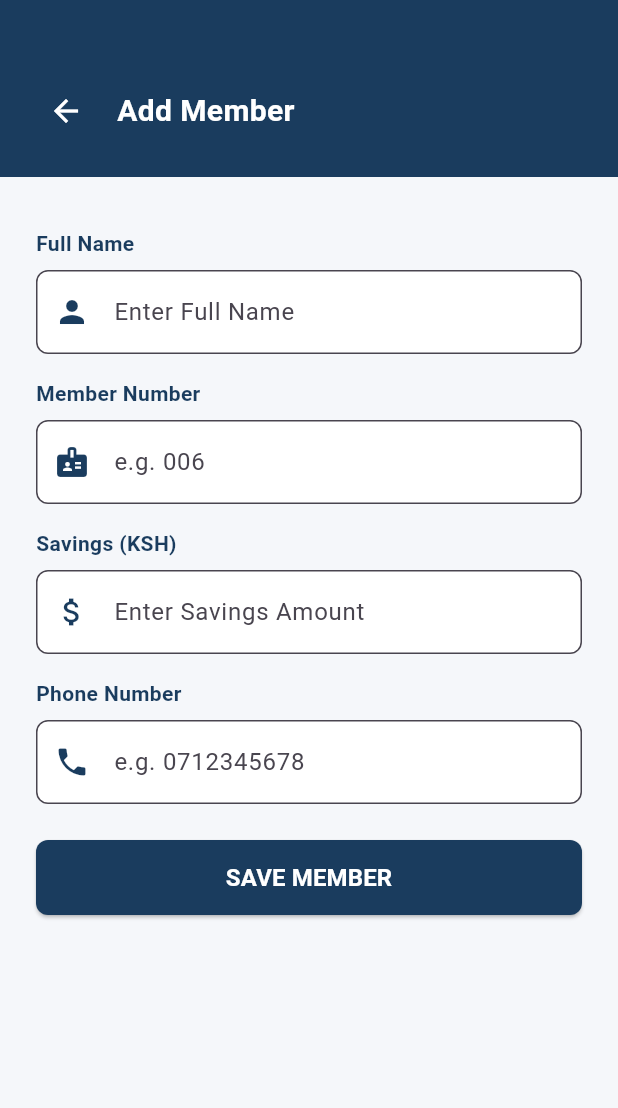
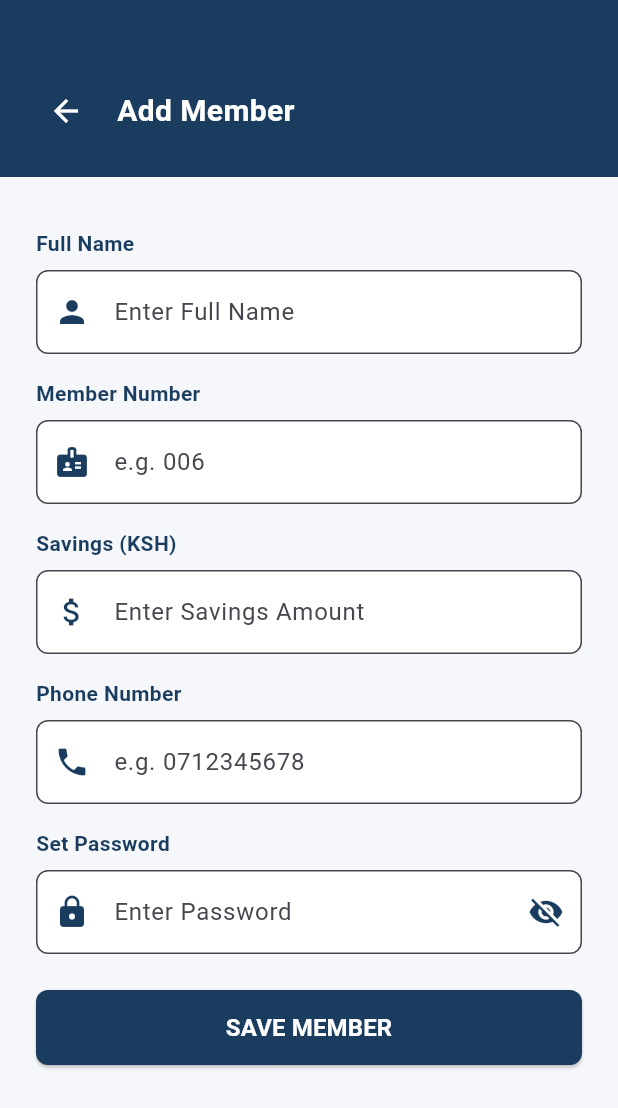
Before and after one commit to meitayaverizon892-create/sacco-app, a Flutter app: the AddEditMemberScreen screen opened directly, on a phone screen of 412 x 824 dp. Shown: the top 1108 px of the screen. Run offline on Flutter 3.47's test engine with Material 3 defaults, Android fonts, the phone set to English and light mode, and no system bars; our stand-ins replace connectivity_plus, sqflite; missing offline and left inert: bcrypt; accounts and stored records are empty.

Commit message:
Week 7: Database normalization (Members/Loans/Transactions) + bcrypt password hashing

```diff
--- /dev/null
+++ b/lib/models/loan.dart
@@ -0,0 +1,47 @@
+class Loan {
+  int? id;
+  int memberId; // Foreign key -> members.id
+  double amount;
+  String purpose;
+  int durationMonths;
+  String guarantorName;
+  String status; // Pending, Approved, Rejected
+  String dateApplied;
+
+  Loan({
+    this.id,
+    required this.memberId,
+    required this.amount,
+    required this.purpose,
+    required this.durationMonths,
+    required this.guarantorName,
+    this.status = 'Pending',
+    required this.dateApplied,
+  });
+
+  Map<String, dynamic> toMap() {
+    return {
+      'id': id,
+      'memberId': memberId,
+      'amount': amount,
+      'purpose': purpose,
+      'durationMonths': durationMonths,
+      'guarantorName': guarantorName,
+      'status': status,
+      'dateApplied': dateApplied,
+    };
+  }
+
+  factory Loan.fromMap(Map<String, dynamic> map) {
+    return Loan(
+      id: map['id'],
+      memberId: map['memberId'],
+      amount: map['amount'],
+      purpose: map['purpose'],
+      durationMonths: map['durationMonths'],
+      guarantorName: map['guarantorName'],
+      status: map['status'],
+      dateApplied: map['dateApplied'],
+    );
+  }
+}
--- a/lib/models/member.dart
+++ b/lib/models/member.dart
@@ -4,6 +4,7 @@ class Member {
   String memberNumber;
   double savings;
   String phone;
+  String? passwordHash; // Hashed with bcrypt - never store plain text
 
   Member({
     this.id,
@@ -11,9 +12,9 @@ class Member {
     required this.memberNumber,
     required this.savings,
     required this.phone,
+    this.passwordHash,
   });
 
-  // Convert a Member into a Map (for saving to database)
   Map<String, dynamic> toMap() {
     return {
       'id': id,
@@ -21,10 +22,10 @@ class Member {
       'memberNumber': memberNumber,
       'savings': savings,
       'phone': phone,
+      'passwordHash': passwordHash,
     };
   }
 
-  // Convert a Map (from database) into a Member object
   factory Member.fromMap(Map<String, dynamic> map) {
     return Member(
       id: map['id'],
@@ -32,6 +33,7 @@ class Member {
       memberNumber: map['memberNumber'],
       savings: map['savings'],
       phone: map['phone'],
+      passwordHash: map['passwordHash'],
     );
   }
 }
--- /dev/null
+++ b/lib/models/sacco_transaction.dart
@@ -0,0 +1,35 @@
+class SaccoTransaction {
+  int? id;
+  int memberId; // Foreign key -> members.id
+  String type; // Deposit, Withdrawal
+  double amount;
+  String date;
+
+  SaccoTransaction({
+    this.id,
+    required this.memberId,
+    required this.type,
+    required this.amount,
+    required this.date,
+  });
+
+  Map<String, dynamic> toMap() {
+    return {
+      'id': id,
+      'memberId': memberId,
+      'type': type,
+      'amount': amount,
+      'date': date,
+    };
+  }
+
+  factory SaccoTransaction.fromMap(Map<String, dynamic> map) {
+    return SaccoTransaction(
+      id: map['id'],
+      memberId: map['memberId'],
+      type: map['type'],
+      amount: map['amount'],
+      date: map['date'],
+    );
+  }
+}
--- /dev/null
+++ b/lib/models/session.dart
@@ -0,0 +1,5 @@
+import 'member.dart';
+
+class Session {
+  static Member? currentMember;
+}
--- a/lib/screens/add_edit_member_screen.dart
+++ b/lib/screens/add_edit_member_screen.dart
@@ -1,6 +1,7 @@
 import 'package:flutter/material.dart';
 import '../models/member.dart';
 import '../database/db_helper.dart';
+import '../services/auth_service.dart';
 
 class AddEditMemberScreen extends StatefulWidget {
   final Member? member;
@@ -16,6 +17,8 @@ class _AddEditMemberScreenState extends State<AddEditMemberScreen> {
   final _memberNumberController = TextEditingController();
   final _savingsController = TextEditingController();
   final _phoneController = TextEditingController();
+  final _passwordController = TextEditingController();
+  bool _isPasswordVisible = false;
 
   bool get isEditing => widget.member != null;
 
@@ -44,12 +47,29 @@ class _AddEditMemberScreenState extends State<AddEditMemberScreen> {
       return;
     }
 
+    // Password is required when registering a new member,
+    // optional when editing (leave blank to keep the current password)
+    if (!isEditing && _passwordController.text.isEmpty) {
+      ScaffoldMessenger.of(context).showSnackBar(
+        const SnackBar(
+          content: Text('Please set a password for this member'),
+          backgroundColor: Colors.red,
+        ),
+      );
+      return;
+    }
+
+    final String? passwordHash = _passwordController.text.isNotEmpty
+        ? AuthService.hashPassword(_passwordController.text)
+        : (isEditing ? widget.member!.passwordHash : null);
+
     final member = Member(
       id: isEditing ? widget.member!.id : null,
       name: _nameController.text,
       memberNumber: _memberNumberController.text,
       savings: double.tryParse(_savingsController.text) ?? 0,
       phone: _phoneController.text,
+      passwordHash: passwordHash,
     );
 
     if (isEditing) {
@@ -191,6 +211,47 @@ class _AddEditMemberScreenState extends State<AddEditMemberScreen> {
                           const Icon(Icons.phone, color: Color(0xFF1A3C5E)),
                     ),
                   ),
+                  const SizedBox(height: 16),
+                  Text(
+                    isEditing
+                        ? 'Password (leave blank to keep unchanged)'
+                        : 'Set Password',
+                    style: const TextStyle(
+                        fontSize: 14,
+                        fontWeight: FontWeight.bold,
+                        color: Color(0xFF1A3C5E)),
+                  ),
+                  const SizedBox(height: 8),
+                  TextField(
+                    controller: _passwordController,
+                    obscureText: !_isPasswordVisible,
+                    decoration: InputDecoration(
+                      hintText: isEditing
+                          ? 'Leave blank to keep current password'
+                          : 'Enter Password',
+                      filled: true,
+                      fillColor: Colors.white,
+                      border: OutlineInputBorder(
+                        borderRadius: BorderRadius.circular(8),
+                        borderSide: const BorderSide(color: Color(0xFFCCCCCC)),
+                      ),
+                      prefixIcon:
+                          const Icon(Icons.lock, color: Color(0xFF1A3C5E)),
+                      suffixIcon: IconButton(
+                        icon: Icon(
+                          _isPasswordVisible
+                              ? Icons.visibility
+                              : Icons.visibility_off,
+                          color: const Color(0xFF1A3C5E),
+                        ),
+                        onPressed: () {
+                          setState(() {
+                            _isPasswordVisible = !_isPasswordVisible;
+                          });
+                        },
+                      ),
+                    ),
+                  ),
                   const SizedBox(height: 24),
                   SizedBox(
                     width: double.infinity,
--- a/pubspec.yaml
+++ b/pubspec.yaml
@@ -39,6 +39,7 @@ dependencies:
   path: ^1.8.3
   http: ^1.2.0
   connectivity_plus: ^5.0.2
+  bcrypt: ^1.1.3
 
 dev_dependencies:
   flutter_test:
```
Also changed, not shown: lib/database/db_helper.dart (+122 -10 lines), lib/screens/login_screen.dart (+34 -5 lines), lib/services/auth_service.dart (added, +14 -0 lines), pubspec.lock.
